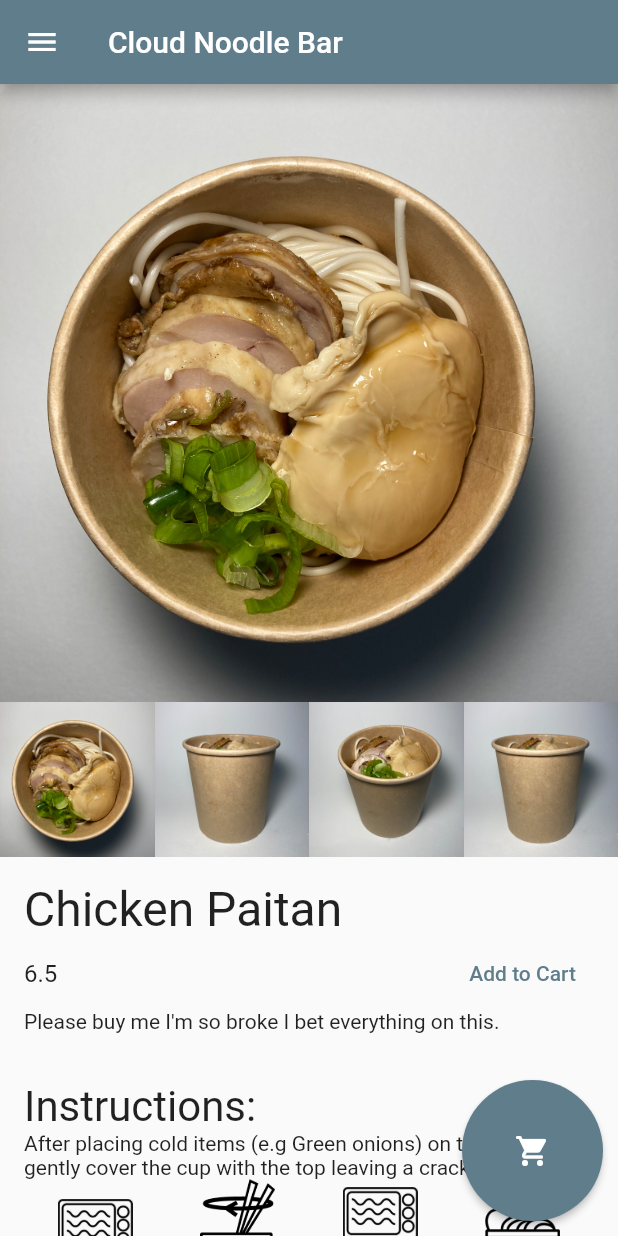
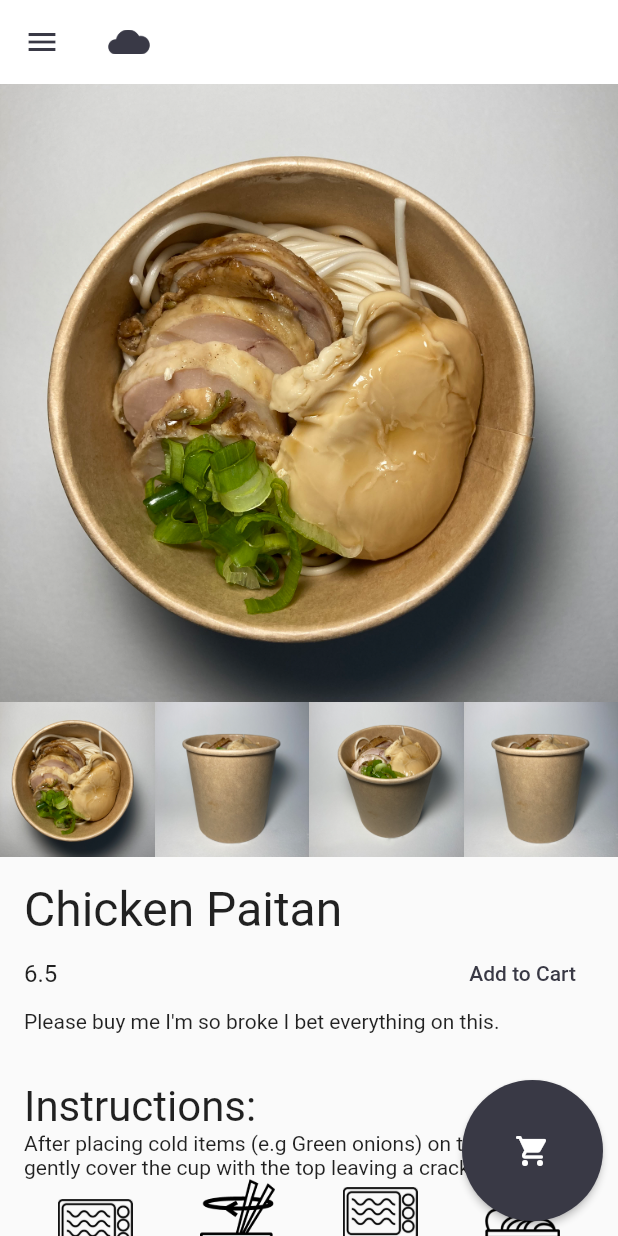
Before and after one commit to nat-leo/cloud-noodle-bar, a Flutter app: the screen it shows after launch, after a tap on "Add to Cart", on a phone screen of 412 x 824 dp. Run offline on Flutter 3.47's test engine with Material 2 defaults, Android fonts, the phone set to English and light mode, and no system bars; our stand-ins replace cloud_firestore, cloud_functions, firebase_auth, firebase_core, google_fonts; missing offline and left inert: flutter_stripe; accounts and stored records are empty; network calls fail.

Commit message:
add cloud noodle bar logo and redo AppBar to look cooler.

```diff
--- a/lib/main.dart
+++ b/lib/main.dart
@@ -1,5 +1,6 @@
 import 'package:flutter/material.dart';
 import 'package:firebase_core/firebase_core.dart';
+import 'package:google_fonts/google_fonts.dart';
 import 'package:provider/provider.dart';
 import 'package:cloud_functions/cloud_functions.dart';
 import 'package:flutter_stripe/flutter_stripe.dart';
@@ -24,6 +25,7 @@ void main() async {
   }
   else if (defaultTargetPlatform == TargetPlatform.linux || defaultTargetPlatform == TargetPlatform.macOS || defaultTargetPlatform == TargetPlatform.windows) {
     // Some desktop specific code there
+    //Stripe.publishableKey = 'pk_test_51KmwZFFdRldObBjhMBNKSHG3zP46NxAkzmsZkJ7KuNfQSGsbEKln5jD8n1INU92vdRdCm4f79CpTPgbxG1gk4Rb200TL15REaS';
   }
   else {
     // Some web specific code there
@@ -55,17 +57,37 @@ class MyApp extends StatelessWidget {
         // Notice that the counter didn't reset back to zero; the application
         // is not restarted.x
         colorScheme: const ColorScheme(
-          background: Colors.grey,
-          onBackground: Colors.grey,
+          background: Colors.white,
+          onBackground: Colors.white,
           brightness: Brightness.light,
           error: Colors.red,
           onError: Colors.grey,
-          primary: Colors.blueGrey,
+          primary: Color(0xFF393945),
           onPrimary: Colors.white,
-          secondary: Colors.white,
+          secondary: Color(0xFF393945),
           onSecondary: Colors.grey,
           surface: Colors.white,
           onSurface: Colors.grey,
+        ),
+        textTheme: TextTheme(
+          titleLarge: GoogleFonts.poppins(
+            textStyle: TextStyle(
+              fontSize: 24,
+              fontWeight: FontWeight.w600
+            ),
+          ),
+        ),
+        appBarTheme: AppBarTheme(
+            color: Colors.white,
+            titleTextStyle: GoogleFonts.poppins(
+              textStyle: TextStyle(
+              fontSize: 24,
+              fontWeight: FontWeight.w600
+              )
+            ),
+            iconTheme: IconThemeData(color: Color(0xFF393945)),
+            actionsIconTheme: const IconThemeData(color: Colors.black87),
+            elevation: 0
         ),
         cardTheme: CardTheme(
           shape: RoundedRectangleBorder(
--- a/lib/screens/checkout/shipping_form.dart
+++ b/lib/screens/checkout/shipping_form.dart
@@ -1,5 +1,7 @@
 import 'package:cloud_firestore/cloud_firestore.dart';
+import 'package:cloudnoodlebar/screens/checkout/payment_sheet.dart';
 import 'package:flutter/material.dart';
+import 'package:flutter_stripe/flutter_stripe.dart';
 import 'package:provider/provider.dart';
 
 import '../../cart_model.dart';
@@ -186,6 +188,7 @@ class ShippingFormState extends State<ShippingForm> {
 
   @override
   Widget build(BuildContext context) {
+    initPaymentSheet();
     if (MediaQuery.of(context).size.width > 600) {
       isMobileViewPort = false;
     } else {
@@ -203,7 +206,7 @@ class ShippingFormState extends State<ShippingForm> {
                     //redirectToCheckout();
                     //await Stripe.instance.presentPaymentSheet();
                     //_addOrder(cart);
-                    //await Stripe.instance.presentPaymentSheet();
+                    await Stripe.instance.presentPaymentSheet();
                   },
                   child: Text("Go to Secure Checkout.")
                 )
--- a/lib/screens/home/home_page.dart
+++ b/lib/screens/home/home_page.dart
@@ -1,5 +1,6 @@
 // libraries
 import 'package:flutter/material.dart';
+import 'package:google_fonts/google_fonts.dart';
 
 // local files
 import '../products/products_page.dart';
@@ -13,14 +14,29 @@ class HomePage extends StatelessWidget {
   Widget build(BuildContext context) {
     return Scaffold(
       appBar: AppBar(
-        title: const Text("Cloud Noodle Bar"),
+        centerTitle: true,
+        title: Row(
+          mainAxisAlignment: MainAxisAlignment.center,
+          mainAxisSize: MainAxisSize.min,
+          children: const [
+            Padding(
+              padding: EdgeInsets.only(right: 10),
+              child: Image(
+                  width: 28,
+                  height: 28,
+                  image: AssetImage('resources/logo.png')
+              ),
+            ),
+            Text("CLOUD NOODLE BAR"),
+          ]
+        ),
       ),
       drawer: Drawer(
         child: Center(
             child: Column(
               mainAxisAlignment: MainAxisAlignment.center,
               children: [
-                const Text("Cloud Noodle Bar"),
+                const Text("CLOUD NOODLE BAR"),
                 TextButton(
                   onPressed: () {
                     Navigator.pushNamed(context, "/home");
--- a/lib/screens/products/chicken_paitan.dart
+++ b/lib/screens/products/chicken_paitan.dart
@@ -36,7 +36,21 @@ class ChickenPaitan extends StatelessWidget {
   Widget build(BuildContext context) {
     return Scaffold(
       appBar: AppBar(
-        title: const Text("Cloud Noodle Bar"),
+        title: Row(
+            mainAxisAlignment: MainAxisAlignment.center,
+            mainAxisSize: MainAxisSize.min,
+            children: const [
+              Padding(
+                padding: EdgeInsets.only(right: 10),
+                child: Image(
+                    width: 28,
+                    height: 28,
+                    image: AssetImage('resources/logo.png')
+                ),
+              ),
+              Text("CLOUD NOODLE BAR"),
+            ]
+        ),
       ),
       drawer: Drawer(
         child: Center(
--- a/pubspec.yaml
+++ b/pubspec.yaml
@@ -43,6 +43,7 @@ dependencies:
   #js: ^0.6.4
   googleapis: ^9.1.0
   google_place: ^0.4.7
+  google_fonts: ^3.0.1
   flutter_google_places: ^0.3.0
   flutter_google_places_hoc081098: ^1.0.0-nullsafety.1
 
```
Also changed, not shown: lib/screens/checkout/checkout.dart (+15 -1 lines), lib/screens/checkout/payment_sheet.dart (+8 -2 lines), lib/screens/login/login_form.dart (added, +63 -0 lines), pubspec.lock, resources/logo.png (added), 4 other files.
